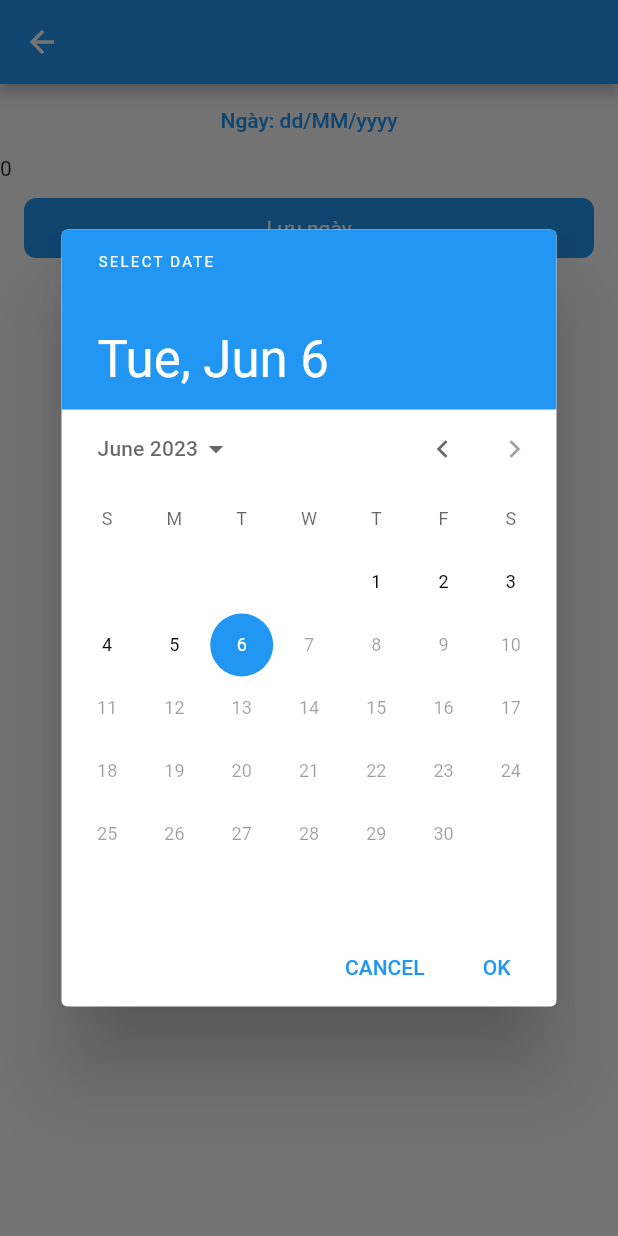
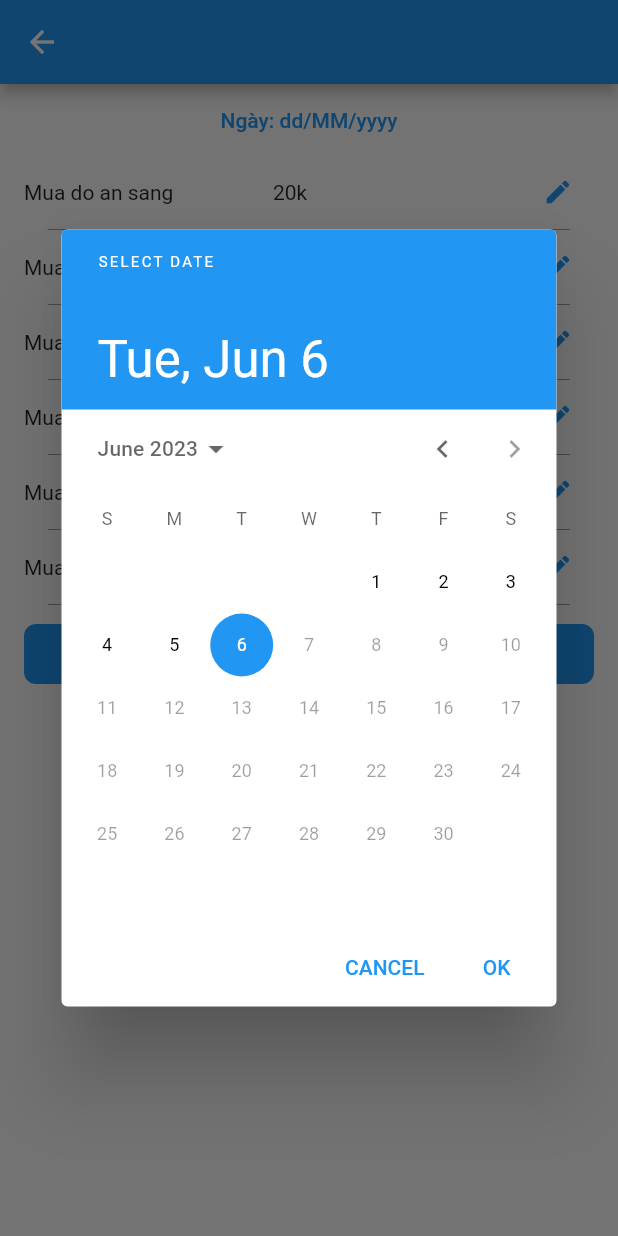
Before and after one commit to trungduc0310/flutter-daily-expenses, a Flutter app: the EditDailyNotePage screen opened by its route, after a tap on "Ngày: dd/MM/yyyy", on a phone screen of 412 x 824 dp. Run offline on Flutter 3.47's test engine with Material 2 defaults, Android fonts, the phone set to English and light mode, and no system bars.

Commit message:
refactor edit screen

```diff
--- a/lib/source/string.dart
+++ b/lib/source/string.dart
@@ -14,7 +14,12 @@
   //Add daily screen
   static const String textButtonSaveDaily = "Lưu ngày";
 
+  //Edit daily screen
+  static const String textButtonSaveEditDaily = "Lưu";
+
+  //Common
   static const String textHintContentMoney = "Khoản tiền";
   static const String textHintValueMoney = "Số tiền";
 
+
 }
--- a/lib/utils/calendar_utils.dart
+++ b/lib/utils/calendar_utils.dart
@@ -2,10 +2,10 @@
 
 class CalendarUtils {
   static Future<void> showDatePickerCallback(
-      BuildContext context, Function(DateTime) onSelectedDate) async {
+      BuildContext context, Function(DateTime) onSelectedDate, [DateTime? initDate]) async {
     var datePicked = await showDatePicker(
       context: context,
-      initialDate: DateTime.now(),
+      initialDate: initDate ?? DateTime.now(),
       firstDate: DateTime.utc(1969),
       lastDate: DateTime.now(),
       initialEntryMode: DatePickerEntryMode.calendarOnly,
--- a/lib/widget/item_edit_daily.dart
+++ b/lib/widget/item_edit_daily.dart
@@ -1,27 +1,33 @@
 import 'package:flutter/material.dart';
-import 'package:my_todo_app/source/string.dart';
 
 class ItemEditDaily extends StatelessWidget {
-  const ItemEditDaily({super.key});
+  final Function(String, String) onItemDailyMoney;
+
+  const ItemEditDaily({super.key, required this.onItemDailyMoney});
 
   @override
   Widget build(BuildContext context) {
     return Padding(
       padding: const EdgeInsets.symmetric(horizontal: 16),
-      child: Row(
+      child: Column(children: [
+        Row(
           mainAxisAlignment: MainAxisAlignment.spaceBetween,
           children: [
-          const Expanded(child: Text("Khoan tien")),
-          const Expanded(child: Text("So tien")),
+            const Expanded(child: Text("Mua do an sang")),
+            const Expanded(child: Text("20k")),
             IconButton(
-              onPressed: () {},
+                onPressed: () {
+                  onItemDailyMoney("Mua do an sang", "20K");
+                },
                 icon: const Icon(
                   Icons.edit,
-                size: 36,
+                  size: 20,
                   color: Colors.blue,
                 ))
           ],
         ),
+        const Divider(height: 2, color: Colors.grey, endIndent: 16, indent: 16)
+      ]),
     );
   }
 }
```
Also changed, not shown: lib/screen/edit_daily_note.dart (+49 -7 lines). Lines whose indentation alone changed are shown as unchanged.
